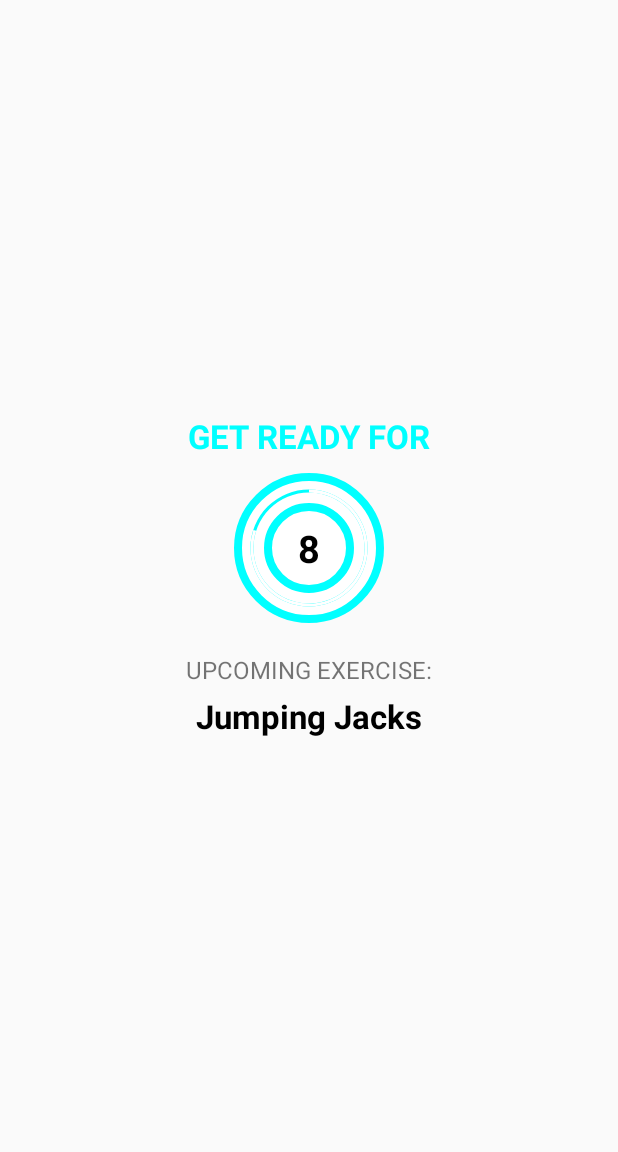
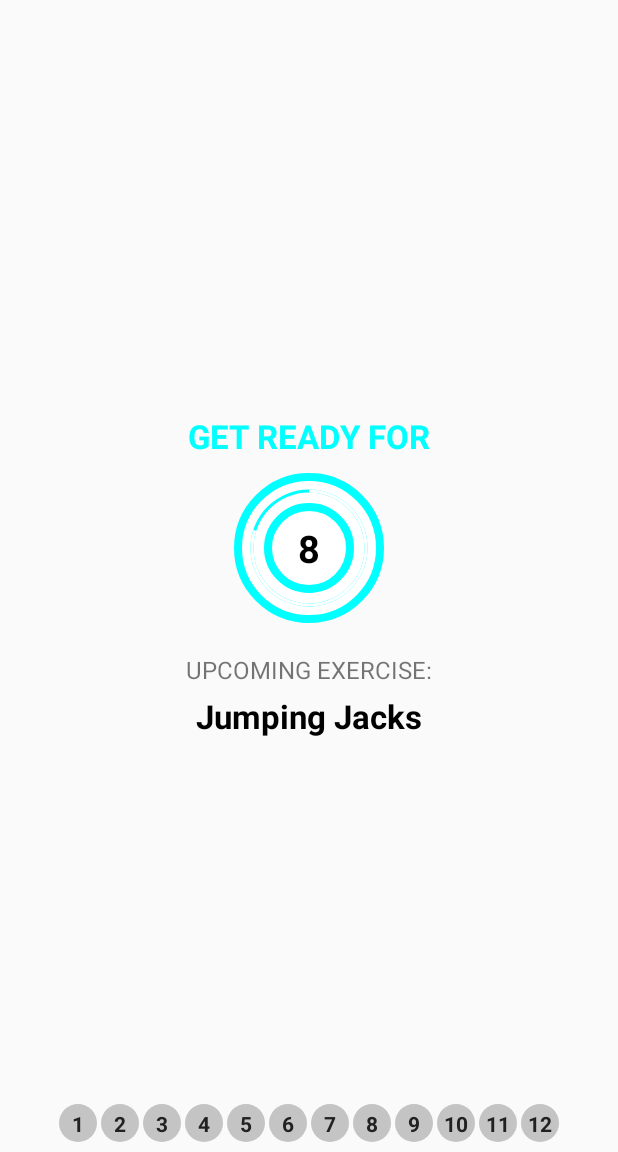
Before and after one commit to AidenCipher/WorkoutApp, an Android app: the ExerciseActivity screen opened directly, with no data from a screen before it, on a phone screen of 412 x 824 dp, the part 84-1236 px from its top. Run offline under Robolectric (Android 15) with nearby library versions, the phone set to English and light mode, and no system bars.

Commit message:
#150 27-08-21 latest version check update

```diff
--- a/app/src/main/java/com/aidencipher/workoutapp/ExerciseActivity.kt
+++ b/app/src/main/java/com/aidencipher/workoutapp/ExerciseActivity.kt
@@ -1,40 +1,44 @@
 package com.aidencipher.workoutapp
 
 import android.media.MediaPlayer
-import androidx.appcompat.app.AppCompatActivity
+import android.net.Uri
 import android.os.Bundle
 import android.os.CountDownTimer
 import android.speech.tts.TextToSpeech
 import android.util.Log
 import android.view.View
 import android.widget.Toast
+import androidx.appcompat.app.AppCompatActivity
+import androidx.recyclerview.widget.LinearLayoutManager
 import kotlinx.android.synthetic.main.activity_exercise.*
 import java.util.*
 import kotlin.collections.ArrayList
 
-class ExerciseActivity : AppCompatActivity(), TextToSpeech.OnInitListener {
+class ExerciseActivity : AppCompatActivity(), TextToSpeech.OnInitListener  {
 
     private var restTimer: CountDownTimer? = null
     private var restProgress = 0
+
     private var exerciseTimer: CountDownTimer? = null
     private var exerciseProgress = 0
-
     private var exerciseList: ArrayList<ExerciseModel>? = null
     private var currentExercisePosition = -1
 
     private var tts: TextToSpeech? = null
-    private var soundPlayer: MediaPlayer? = null
+
+    private var player: MediaPlayer? = null
+
+    private var exerciseAdapter: ExerciseStatusAdapter? = null
+
 
     override fun onCreate(savedInstanceState: Bundle?) {
         super.onCreate(savedInstanceState)
         setContentView(R.layout.activity_exercise)
 
         setSupportActionBar(toolbar_exercise_activity)
-        val actionbar = supportActionBar
-        if (actionbar != null){
-            actionbar?.setDisplayHomeAsUpEnabled(true)
-        }
-        toolbar_exercise_activity.setOnClickListener {
+        supportActionBar?.setDisplayHomeAsUpEnabled(true)
+
+        toolbar_exercise_activity.setNavigationOnClickListener {
             onBackPressed()
         }
 
@@ -42,62 +46,65 @@ class ExerciseActivity : AppCompatActivity(), TextToSpeech.OnInitListener {
 
         exerciseList = Constants.defaultExerciseList()
 
-        setUpRestView()
+        setupRestView()
+
+        setupExerciseStatusRecyclerView()
+
     }
 
-    override fun onDestroy() {
-        if (restTimer != null){
+    public override fun onDestroy() {
+        if (restTimer != null) {
             restTimer!!.cancel()
             restProgress = 0
         }
 
-        if (exerciseTimer != null){
+        if (exerciseTimer != null) {
             exerciseTimer!!.cancel()
             exerciseProgress = 0
         }
 
-        if (tts != null){
+        if (tts != null) {
             tts!!.stop()
             tts!!.shutdown()
         }
 
-        if (soundPlayer != null){
-            soundPlayer!!.stop()
+        if(player != null){
+            player!!.stop()
         }
-
         super.onDestroy()
     }
 
-    private fun setRestProgressBar(){
-        progressBar.progress = restProgress
-        restTimer = object: CountDownTimer(10000, 1000){
-            override fun onTick(millisUntilFinished: Long) {
-                restProgress++
-                progressBar.progress = 10-restProgress
-                tvTimer.text = (10-restProgress).toString()
+    override fun onInit(status: Int) {
+
+        if (status == TextToSpeech.SUCCESS) {
+
+            val result = tts!!.setLanguage(Locale.US)
+
+            if (result == TextToSpeech.LANG_MISSING_DATA || result == TextToSpeech.LANG_NOT_SUPPORTED) {
+                Log.e("TTS", "The Language specified is not supported!")
             }
 
-            override fun onFinish() {
-                currentExercisePosition++
-                setUpExerciseView()
-            }
-        }.start()
+        } else {
+            Log.e("TTS", "Initialization Failed!")
+        }
     }
 
-    private fun setUpRestView(){
+    private fun setupRestView() {
 
         try {
-            soundPlayer = MediaPlayer.create(applicationContext, R.raw.rest_view_sound)
-            soundPlayer!!.isLooping = false
-            soundPlayer!!.start()
-        }catch (e: Exception){
+            val soundURI =
+                Uri.parse("android.resource://com.aidencipher.workoutapp/" + R.raw.rest_view_sound)
+            player = MediaPlayer.create(applicationContext, soundURI)
+            player!!.isLooping = false
+            player!!.start()
+        } catch (e: Exception) {
             e.printStackTrace()
         }
 
         llReset.visibility = View.VISIBLE
         llExercise.visibility = View.GONE
 
-        if (restTimer != null){
+        if (restTimer != null) {
             restTimer!!.cancel()
             restProgress = 0
         }
@@ -107,58 +114,81 @@ class ExerciseActivity : AppCompatActivity(), TextToSpeech.OnInitListener {
         setRestProgressBar()
     }
 
-    private fun setExerciseProgressBar(){
-        progressBarExercise.progress = exerciseProgress
-        exerciseTimer = object: CountDownTimer(30000, 1000){
+    private fun setRestProgressBar() {
+
+        progressBar.progress = restProgress
+
+        restTimer = object : CountDownTimer(10000, 1000) {
             override fun onTick(millisUntilFinished: Long) {
-                exerciseProgress++
-                progressBarExercise.progress = 30-exerciseProgress
-                tvTimerExercise.text = (30-exerciseProgress).toString()
+                restProgress++
+                progressBar.progress = 10 - restProgress
+                tvTimer.text =
+                    (10 - restProgress).toString()
             }
 
             override fun onFinish() {
+                currentExercisePosition++
 
-                if (currentExercisePosition < exerciseList?.size!! - 1){
-                    setUpRestView()
-                }else{
-                    Toast.makeText(this@ExerciseActivity, "Congratulations on Completing the 7 minute workout!", Toast.LENGTH_SHORT).show()
+                setupExerciseView()
+            }
+        }.start()
+    }
+
+    private fun setupExerciseView() {
+
+        llReset.visibility = View.GONE
+        llExercise.visibility = View.VISIBLE
+
+        if (exerciseTimer != null) {
+            exerciseTimer!!.cancel()
+            exerciseProgress = 0
+        }
+
+        ivImage.setImageResource(exerciseList!![currentExercisePosition].getImage())
+        tvExerciseName.text = exerciseList!![currentExercisePosition].getName()
+
+        speakOut(exerciseList!![currentExercisePosition].getName())
+
+        setExerciseProgressBar()
+    }
+
+    private fun setExerciseProgressBar() {
+
+        progressBarExercise.progress = exerciseProgress
+
+        exerciseTimer = object : CountDownTimer(30000, 1000) {
+            override fun onTick(millisUntilFinished: Long) {
+                exerciseProgress++
+                progressBarExercise.progress = 30 - exerciseProgress
+                tvTimerExercise.text = (30 - exerciseProgress).toString()
+            }
+
+            override fun onFinish() {
+                if (currentExercisePosition < 11) {
+                    setupRestView()
+                } else {
+
+                    Toast.makeText(
+                        this@ExerciseActivity,
+                        "Congratulations! You have completed the 7 minutes workout.",
+                        Toast.LENGTH_SHORT
+                    ).show()
                 }
             }
         }.start()
     }
 
-    private fun setUpExerciseView(){
-
-        llReset.visibility = View.GONE
-        llExercise.visibility = View.VISIBLE
-
-        if(exerciseTimer != null){
-            exerciseTimer!!.cancel()
-            exerciseProgress = 0
-        }
-
-        speakOut(exerciseList!![currentExercisePosition].getName())
-
-        setExerciseProgressBar()
-
-        ivImage.setImageResource(exerciseList!![currentExercisePosition].getImage())
-        tvExerciseName.text = exerciseList!![currentExercisePosition].getName()
-    }
-
-    override fun onInit(status: Int) {
-        if (status == TextToSpeech.SUCCESS){
-            val result = tts!!.setLanguage(Locale.US)
-
-            if (result == TextToSpeech.LANG_MISSING_DATA || result == TextToSpeech.LANG_NOT_SUPPORTED){
-                Log.e("TTS", "This language is not supported")
-            }
-        }else{
-            Log.e("TTS", "Initialization failed")
-        }
-    }
-
-    private fun speakOut(text: String){
+    private fun speakOut(text: String) {
         tts!!.speak(text, TextToSpeech.QUEUE_FLUSH, null, "")
     }
 
+    private fun setupExerciseStatusRecyclerView() {
+
+        rvExerciseStatus.layoutManager =
+            LinearLayoutManager(this, LinearLayoutManager.HORIZONTAL, false)
+
+        exerciseAdapter = ExerciseStatusAdapter(exerciseList!!, this)
+
+        rvExerciseStatus.adapter = exerciseAdapter
+    }
 }
--- a/app/src/main/java/com/aidencipher/workoutapp/ExerciseStatusAdapter.kt
+++ b/app/src/main/java/com/aidencipher/workoutapp/ExerciseStatusAdapter.kt
@@ -7,18 +7,21 @@ import android.view.ViewGroup
 import androidx.recyclerview.widget.RecyclerView
 import kotlinx.android.synthetic.main.item_exercise_status.view.*
 
-class ExerciseStatusAdapter(val items: ArrayList<ExerciseModel>, val context: Context): RecyclerView.Adapter<ExerciseStatusAdapter.viewHolder>() {
+class ExerciseStatusAdapter(val items: ArrayList<ExerciseModel>, val context: Context) :
+    RecyclerView.Adapter<ExerciseStatusAdapter.ViewHolder>() {
 
-    class viewHolder(view: View): RecyclerView.ViewHolder(view){
-        val tvItem = view.tvItem
+    override fun onCreateViewHolder(parent: ViewGroup, viewType: Int): ViewHolder {
+        return ViewHolder(
+            LayoutInflater.from(context).inflate(
+                R.layout.item_exercise_status,
+                parent,
+                false
+            )
+        )
     }
 
-    override fun onCreateViewHolder(parent: ViewGroup, viewType: Int): viewHolder {
-        return viewHolder(LayoutInflater.from(context).inflate(R.layout.item_exercise_status, parent, false))
+    override fun onBindViewHolder(holder: ViewHolder, position: Int) {
 
-    }
-
-    override fun onBindViewHolder(holder: viewHolder, position: Int) {
         val model: ExerciseModel = items[position]
 
         holder.tvItem.text = model.getId().toString()
@@ -28,4 +31,8 @@ class ExerciseStatusAdapter(val items: ArrayList<ExerciseModel>, val context: Co
         return items.size
     }
 
+    class ViewHolder(view: View) : RecyclerView.ViewHolder(view) {
+
+        val tvItem = view.tvItem!!
+    }
 }
--- a/app/src/main/res/layout/activity_exercise.xml
+++ b/app/src/main/res/layout/activity_exercise.xml
@@ -94,7 +94,7 @@
         android:gravity="center"
         android:orientation="vertical"
         android:visibility="gone"
-        tools:visibility="visible">
+        tools:visibility="invisible">
 
         <ImageView
             android:id="@+id/ivImage"
@@ -151,7 +151,6 @@
 
             </LinearLayout>
 
-
         </FrameLayout>
 
     </LinearLayout>
@@ -162,7 +161,8 @@
         android:layout_height="wrap_content"
         android:layout_alignParentBottom="true"
         android:layout_centerHorizontal="true"
-        android:layout_margin="5dp"/>
-
-
+        android:layout_marginStart="5dp"
+        android:layout_marginTop="5dp"
+        android:layout_marginEnd="5dp"
+        android:layout_marginBottom="5dp" />
 </RelativeLayout>
```
Also changed, not shown: app/src/main/AndroidManifest.xml (+10 -8 lines).
